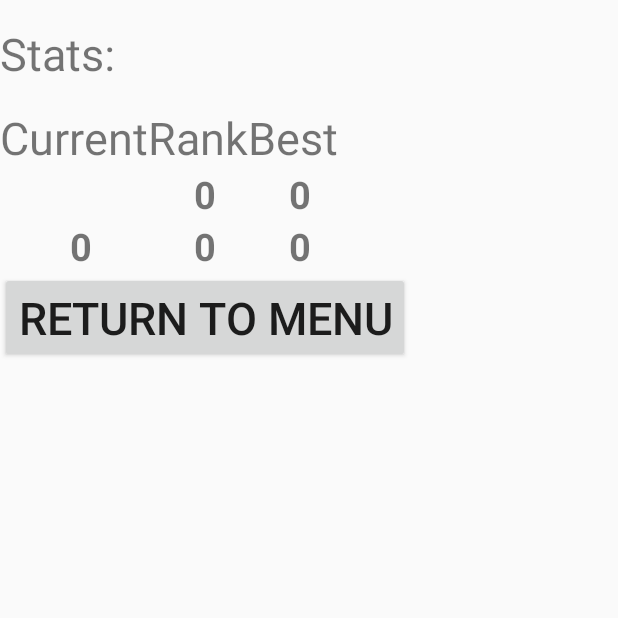
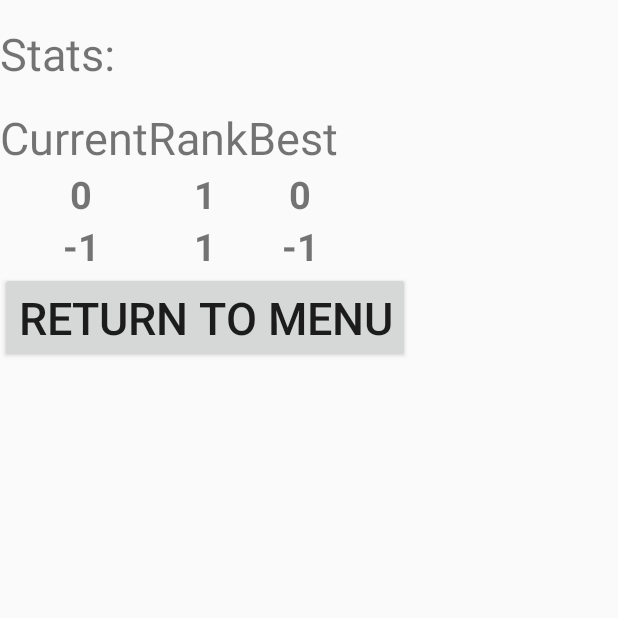
Before and after one commit to peteu1/Spider, an Android app: the StatsActivity screen opened directly, with no data from a screen before it, on a phone screen of 412 x 824 dp, the top half of it. Run offline under Robolectric (Android 15) with nearby library versions, the phone set to English and light mode, and no system bars; 4 statements that could not run were skipped.

Commit message:
Further implement stats screen

```diff
--- a/app/src/main/java/com/example/peter/spider/Game/StatsActivity.java
+++ b/app/src/main/java/com/example/peter/spider/Game/StatsActivity.java
@@ -12,51 +12,63 @@ import com.example.peter.spider.MainActivity;
 import com.example.peter.spider.R;
 
 import java.io.File;
+import java.io.FileInputStream;
+import java.io.FileNotFoundException;
 import java.io.FileWriter;
+import java.io.IOException;
+import java.util.ArrayList;
+import java.util.Arrays;
 
 public class StatsActivity extends Activity implements View.OnClickListener {
 
     private final String TAG = "StatsActivity";
-    public static final String STATS_HISTORY_FILE_NAME = "stats_history.txt";
+    // NOTE: Actual files will be prepended with difficulty integer
+    public static final String STATS_HISTORY_FILE_NAME = "_stats_history.txt";
+    public static final String HIGH_SCORE_FILE_NAME = "_high_score.txt";
+    private int difficulty;
     private Button menu;
-    private TextView currentTimeText;
-    private TextView currentMovesText;
+    private String currentTime, bestTime;
+    private int currentMoves, bestMoves;
+    private int rankTime, rankMoves;
 
     @Override
     protected void onCreate(Bundle savedInstanceState) {
         super.onCreate(savedInstanceState);
         setContentView(R.layout.activity_stats);
 
-        currentTimeText = (TextView) findViewById(R.id.currentTime);
-        // TODO: Add other text views: rankTime, bestTime
-        currentMovesText = (TextView) findViewById(R.id.currentMoves);
-        // rankMoves, bestMoves
-
         menu = (Button) findViewById(R.id.menu);
         menu.setOnClickListener(this);
 
+        TextView currentTimeText = (TextView) findViewById(R.id.currentTime);
+        TextView bestTimeText = (TextView) findViewById(R.id.bestTime);
+        TextView rankTimeText = (TextView) findViewById(R.id.rankTime);
+        TextView currentMovesText = (TextView) findViewById(R.id.currentMoves);
+        TextView bestMovesText = (TextView) findViewById(R.id.bestMoves);
+        TextView rankMovesText = (TextView) findViewById(R.id.rankMoves);
+
+        // Get current time and moves from Intent [from GameView.gameWon()]
         Intent i = getIntent();
-        String completedTime = i.getStringExtra("completedTime");
-        int totalMoves = i.getIntExtra("totalMoves", -1);
-        Log.e(TAG, "completedTime:" + completedTime);
-        addStats(completedTime, totalMoves);
-        currentTimeText.setText(completedTime);
-        currentMovesText.setText(totalMoves);
-    }
+        difficulty = i.getIntExtra("difficulty", 0);
+        currentTime = i.getStringExtra("currentTime");
+        currentMoves = i.getIntExtra("currentMoves", -1);
+        Log.e(TAG, "currentTime:" + currentTime);
 
-    private void addStats(String completedTime, int totalMoves) {
-        // Add stats to database/file
-        File filePath = getExternalFilesDir(null);
-        try {
-            File statsFile = new File(filePath, STATS_HISTORY_FILE_NAME);
-            FileWriter writer = new FileWriter(statsFile);
-            String newLine = completedTime + "," + totalMoves;
-            writer.append(newLine + "\n");
-            writer.flush();
-            writer.close();
-        } catch (Exception e) {
-            e.printStackTrace();
+        // Add stats to file & get/update high scores
+        addStats();
+        getHighScores();
+        // Update scores in UI
+        if (currentTime.equals(bestTime)) {
+            // TODO: Use gold font color
+            currentTimeText.setText(currentTime);
+            bestTimeText.setText(bestTime);
         }
+        if (currentMoves == bestMoves) {
+            // TODO: Use gold font color
+            currentMovesText.setText(String.valueOf(currentMoves));
+            bestMovesText.setText(String.valueOf(bestMoves));
+        }
+        rankTimeText.setText(String.valueOf(rankTime));
+        rankMovesText.setText(String.valueOf(rankMoves));
     }
 
     @Override
@@ -68,4 +80,121 @@ public class StatsActivity extends Activity implements View.OnClickListener {
             startActivity(i);
         }
     }
+
+    private void addStats() {
+        /**
+         * Adds current time/moves to stats history file
+         */
+        File filePath = getExternalFilesDir(null);
+        String statsFileName = String.valueOf(difficulty) + STATS_HISTORY_FILE_NAME;
+        // Add stats to file
+        File statsFile = new File(filePath, statsFileName);
+        // TODO: First need to read everything, then re-write with new row
+        try {
+            FileWriter writer = new FileWriter(statsFile);
+            String newLine = currentTime + "," + currentMoves;
+            writer.append(newLine + "\n");
+            writer.flush();
+            writer.close();
+        } catch (Exception e) {
+            e.printStackTrace();
+        }
+        // Read through stats file to get rank
+        int length = (int) statsFileName.length();
+        byte[] bytes = new byte[length];
+        try {
+            FileInputStream in = new FileInputStream(statsFile);
+            try {
+                in.read(bytes);
+            } finally {
+                in.close();
+            }
+        } catch (FileNotFoundException e) {
+            Log.e("login activity", "File not found: " + e.toString());
+        } catch (IOException e) {
+            Log.e("login activity", "Can not read file: " + e.toString());
+        }
+        String rawData = new String(bytes);
+        String[] rows = rawData.split("\n");
+        ArrayList<String> data = new ArrayList<String>(Arrays.asList(rows));
+        Log.e(TAG, "rawData:" + rawData);
+        rankTime = 1;
+        rankMoves = 1;
+        int currentSeconds = convertTime(currentTime);
+        for (String row : data) {
+            String[] items = row.split(",");
+            try {
+                if (convertTime(items[0]) < currentSeconds) {
+                    rankTime++;
+                }
+                if (Integer.parseInt(items[1]) < currentMoves) {
+                    rankMoves++;
+                }
+            } catch (Exception e) {
+                e.printStackTrace();
+            }
+        }
+        // TODO: Don't need high score file? Set font gold if rank = 1?
+    }
+
+    private void getHighScores() {
+        /**
+         * Gets best time/moves from high score file
+         * Updates high score file if new high score
+         */
+        File filePath = getExternalFilesDir(null);
+        String highScoreFileName = String.valueOf(difficulty) + HIGH_SCORE_FILE_NAME;
+        File highScoreFile = new File(filePath, highScoreFileName);
+        int length = (int) highScoreFile.length();
+        Log.e(TAG, "highScoreFile length:" + length);
+        if (length > 0) {
+            // Get current high scores
+            byte[] bytes = new byte[length];
+            try {
+                FileInputStream in = new FileInputStream(highScoreFile);
+                try {
+                    in.read(bytes);
+                } finally {
+                    in.close();
+                }
+            } catch (FileNotFoundException e) {
+                Log.e("login activity", "File not found: " + e.toString());
+            } catch (IOException e) {
+                Log.e("login activity", "Can not read file: " + e.toString());
+            }
+            String rawData = new String(bytes);
+            String[] items = rawData.split(",");
+            bestTime = items[0];
+            bestMoves = Integer.parseInt(items[1]);
+            // Update high scores if broken
+            if (convertTime(currentTime) < convertTime(bestTime)) {
+                bestTime = currentTime;
+            }
+            if (currentMoves < bestMoves) {
+                bestMoves = currentMoves;
+            }
+        } else {
+            // First time playing this difficulty -> new record
+            bestTime = currentTime;
+            bestMoves = currentMoves;
+        }
+        // Update high score file if any new high score
+        if ((currentTime.equals(bestTime)) || (currentMoves == bestMoves)) {
+            try {
+                highScoreFile.delete();
+                FileWriter highScorewriter = new FileWriter(highScoreFile);
+                String newHighScore = bestTime + "," + bestMoves;
+                highScorewriter.append(newHighScore);
+                highScorewriter.flush();
+                highScorewriter.close();
+            } catch (Exception e) {
+                e.printStackTrace();
+            }
+        }
+    }
+
+    private int convertTime(String strTime) {
+        String[] times = strTime.split(":");
+        return (Integer.parseInt(times[0]) * 60) + Integer.parseInt(times[1]);
+    }
 }
```
Also changed, not shown: app/src/main/java/com/example/peter/spider/Game/GameView.java (+16 -17 lines).
